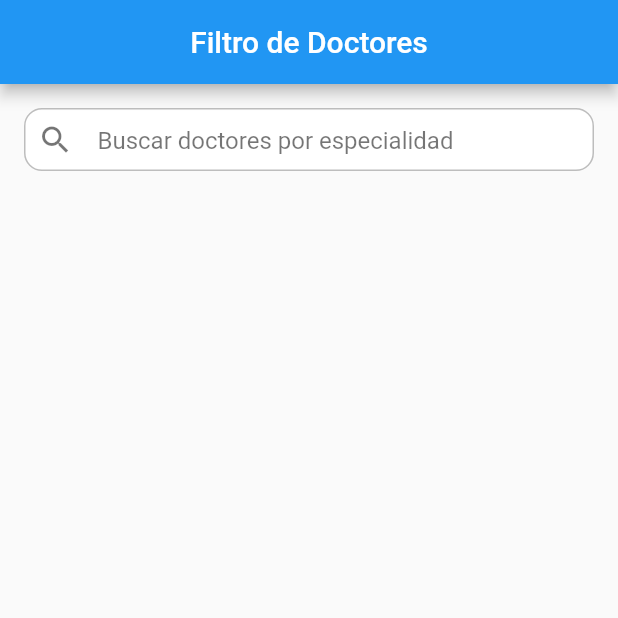
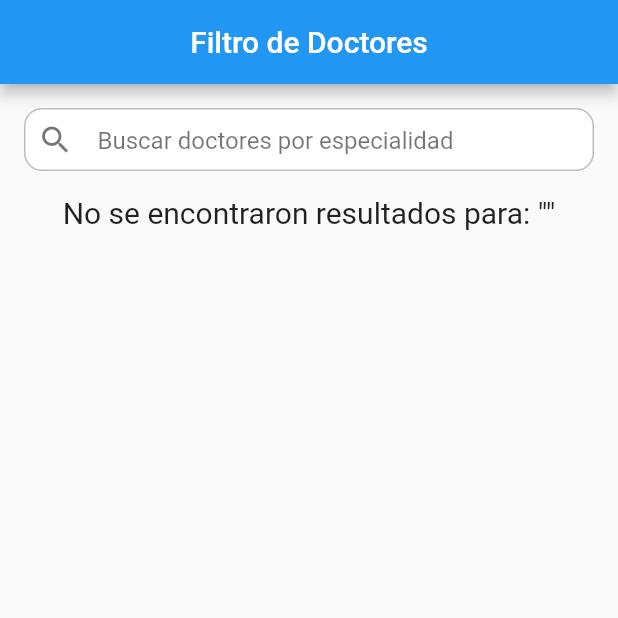
Before and after one commit to Teidue/paper2flutter, a Flutter app: the screen it shows after launch, on a phone screen of 412 x 824 dp, the top half of it. Run offline on Flutter 3.47's test engine with Material 2 defaults, Android fonts, the phone set to English and light mode, and no system bars; network calls fail.

Commit message:
creando vista de filtro de doctores (Ventana - No se encontraron resultados para :)

```diff
--- a/paper2flutter_app/lib/page/filter_network_list_page.dart
+++ b/paper2flutter_app/lib/page/filter_network_list_page.dart
@@ -55,18 +55,34 @@ class FilterNetworkListPageState extends State<FilterNetworkListPage> {
             buildSearch(),
             Expanded(
               child: ListView.builder(
-                itemCount: doctors.length,
+                itemCount: doctors.isNotEmpty ? doctors.length : 1,
                 itemBuilder: (context, index) {
+                  switch (doctors.isNotEmpty) {
+                    case true:
+                      {
                         final doctor = doctors[index];
                         var flatEspecialidades = '';
                         for (var item in doctors[index].especialidades) {
-                    flatEspecialidades = flatEspecialidades + item.nombre! + ', ';
+                          flatEspecialidades =
+                              flatEspecialidades + item.nombre! + ', ';
                         }
-                  flatEspecialidades =
-                      flatEspecialidades.substring(0, flatEspecialidades.length - 2);
+                        flatEspecialidades = flatEspecialidades.substring(
+                            0, flatEspecialidades.length - 2);
                         flatEspecialidades = flatEspecialidades + '.';
-
                         return buildDoctor(doctor, flatEspecialidades);
+                      }
+                    default:
+                      return Center(
+                        child: Column(
+                          mainAxisAlignment: MainAxisAlignment.center,
+                          children: <Widget>[
+                            Text('No se encontraron resultados para: "$query"',
+                                  textAlign: TextAlign.center,
+                                  style: TextStyle(fontSize: 20),),
+                          ],
+                        ),
+                      );
+                  }
                 },
               ),
             ),
@@ -99,14 +115,8 @@ class FilterNetworkListPageState extends State<FilterNetworkListPage> {
           ),
         ),
         title: doctor.sexo == 'M'
-                ? Text('Dr. ' +
-                    doctor.p_nombre +
-                    ' ' +
-                    doctor.p_apellido)
-                : Text('Dra. ' +
-                    doctor.p_nombre +
-                    ' ' +
-                    doctor.p_apellido),
+            ? Text('Dr. ' + doctor.p_nombre + ' ' + doctor.p_apellido)
+            : Text('Dra. ' + doctor.p_nombre + ' ' + doctor.p_apellido),
         subtitle: Text(especialidades),
       );
 }
```
Lines whose indentation alone changed are shown as unchanged.
